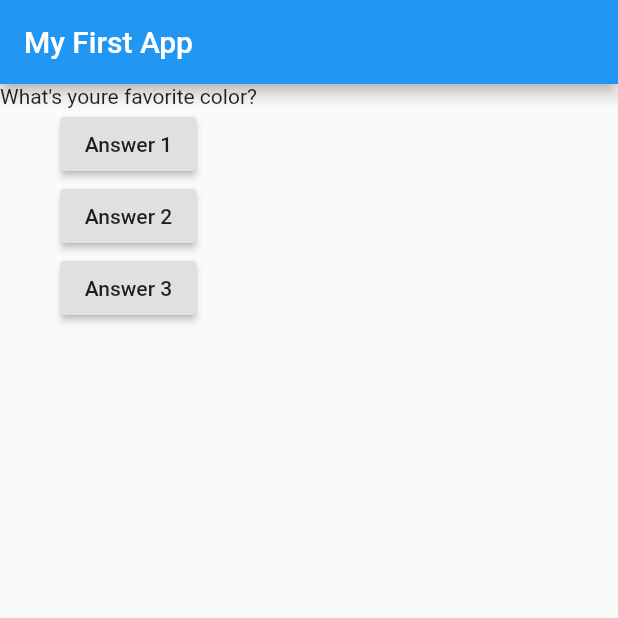
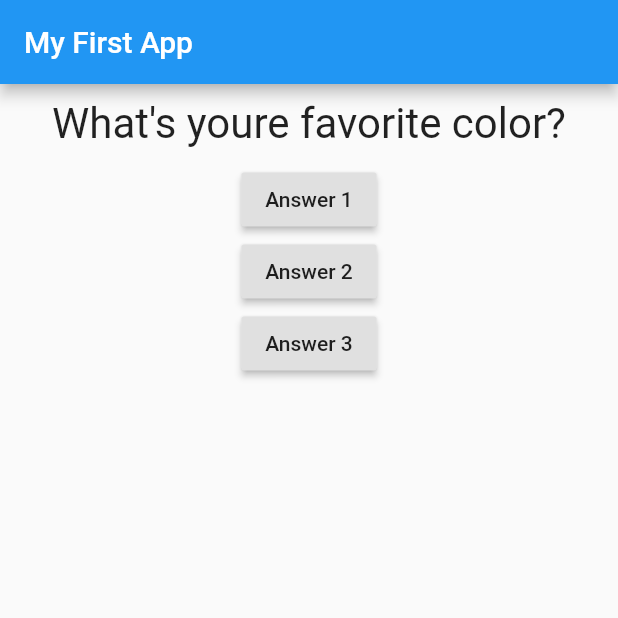
Before and after one commit to Hassaanhmd/Quiz_App, a Flutter app: the screen it shows after launch, on a phone screen of 412 x 824 dp, the top half of it. Run offline on Flutter 3.47's test engine with Material 2 defaults, Android fonts, the phone set to English and light mode, and no system bars.

Commit message:
first set of styling using flutter! :) styled the Question widget

```diff
--- a/lib/question.dart
+++ b/lib/question.dart
@@ -8,6 +8,14 @@ class Question extends StatelessWidget {
 
   @override
   Widget build(BuildContext context) {
-    return Text(questionText);
+    return Container(
+      width: double.infinity, // 'infiinity' = full width of device
+      margin: EdgeInsets.all(10),
+      child: Text(
+        questionText,
+        style: TextStyle(fontSize: 28),
+        textAlign: TextAlign.center,
+      ),
+    );
   }
 }
```
